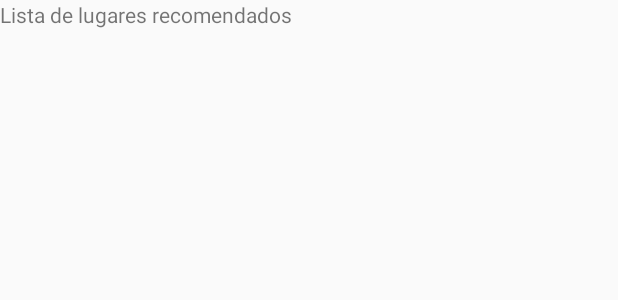
After one commit to Avrgebro/TuristApp, an Android app: the layout fragment_places.xml on its own in the app's theme, with its tools: preview values and no code run, on a phone screen of 412 x 824 dp. The commit adds this screen. Shown: the top 300 px of the screen. Run offline under Robolectric (Android 15) with nearby library versions, the phone set to English and light mode, and no system bars.

Commit message:
Added Places fragment

```diff
--- /dev/null
+++ b/app/src/main/res/layout/fragment_places.xml
@@ -0,0 +1,14 @@
+<?xml version="1.0" encoding="utf-8"?>
+<FrameLayout xmlns:android="http://schemas.android.com/apk/res/android"
+    xmlns:tools="http://schemas.android.com/tools"
+    android:layout_width="match_parent"
+    android:layout_height="match_parent"
+    tools:context=".Fragments.Places">
+
+    <!-- TODO: Update blank fragment layout -->
+    <TextView
+        android:layout_width="match_parent"
+        android:layout_height="match_parent"
+        android:text="Lista de lugares recomendados" />
+
+</FrameLayout>
--- a/app/src/main/res/values/strings.xml
+++ b/app/src/main/res/values/strings.xml
@@ -1,7 +1,11 @@
 <resources>
     <string name="app_name">TuristApp</string>
-    <string name="title_home">Home</string>
+    <string name="title_chat">Asistente</string>
+    <string name="title_places">Lugares</string>
     <string name="title_routes">Rutas</string>
 
     <string name="google_maps_key">AIzaSyAz8INMUB21e9AbqOQG-bXI8SYmB11ofA4</string>
+
+    <!-- TODO: Remove or change this placeholder text -->
+    <string name="hello_blank_fragment">Hello blank fragment</string>
 </resources>
```
Also changed, not shown: app/src/main/java/com/turistapp/jose/turistapp/Fragments/Places.java (added, +44 -0 lines), app/src/main/java/com/turistapp/jose/turistapp/MainActivity.java (+7 -1 lines), app/src/main/res/drawable/ic_place_black_24dp.xml (added, +9 -0 lines), app/src/main/res/menu/navigation.xml (+7 -2 lines), app/build.gradle (line endings or trailing spaces).
